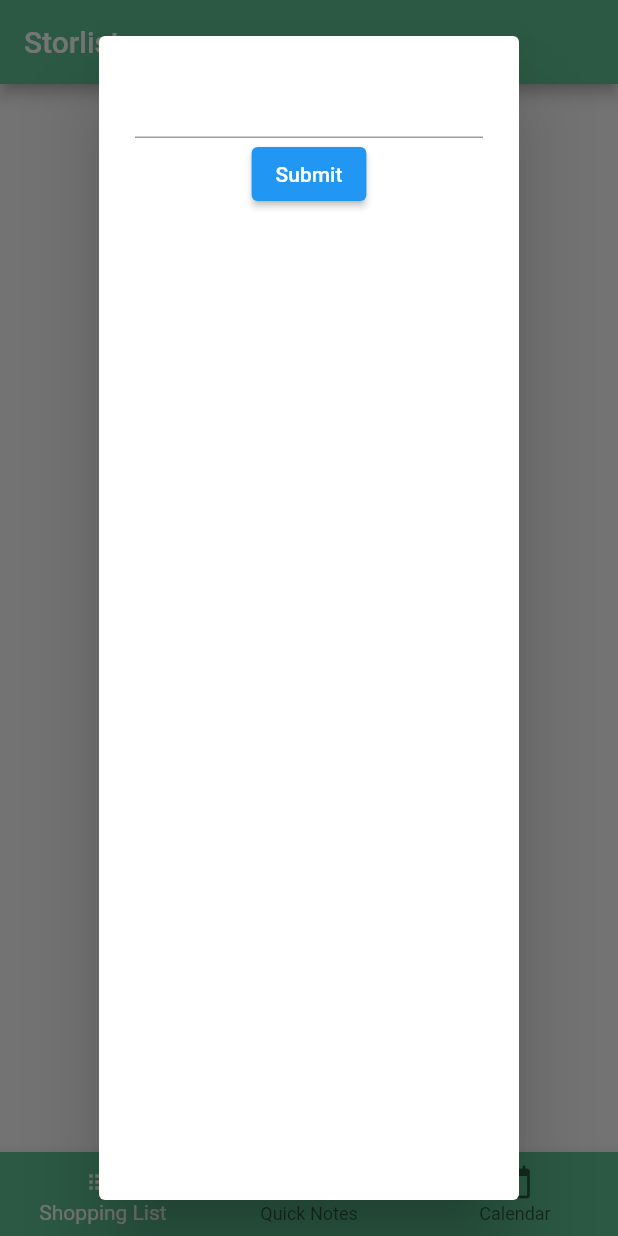
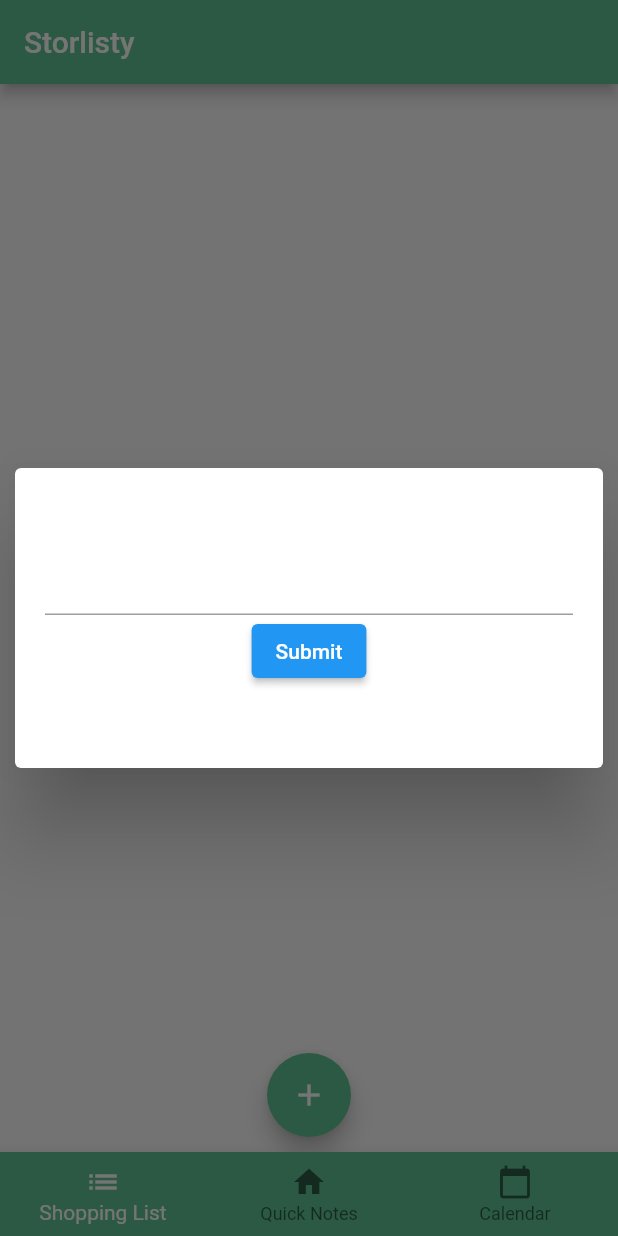
Before and after one commit to Dextavision/storlisty, a Flutter app: the screen it shows after launch, after a tap on the "add" icon, on a phone screen of 412 x 824 dp. Run offline on Flutter 3.47's test engine with Material 2 defaults, Android fonts, the phone set to English and light mode, and no system bars.

Commit message:
added padding to the dialog form and started with data flow

```diff
--- a/lib/views/shoppingList/shopping_list_home.dart
+++ b/lib/views/shoppingList/shopping_list_home.dart
@@ -29,6 +29,8 @@ class _ShoppingListHomeState extends State<ShoppingListHome> {
         //     itemBuilder: (context, index) => this.buildRow(index)),
       body: Align(
         alignment: Alignment.bottomCenter,
+        child: Padding(
+          padding: const EdgeInsets.fromLTRB(0, 0, 0, 10),
           child: FloatingActionButton(
             child: Icon(Icons.add),
             tooltip: 'Add a new Shopping List',
@@ -37,15 +39,18 @@ class _ShoppingListHomeState extends State<ShoppingListHome> {
               showDialog(
                 context: context,
                 builder: (BuildContext context) {
-                return AlertDialog(
-                  content: Stack(
-                    children: [
-                      CreateShoppingItemForm()
-                    ],
-                  ),
+                  return Dialog(
+                    insetPadding: EdgeInsets.all(10),
+                    child: Container(
+                      width: double.infinity,
+                      height: 200,
+                      padding: EdgeInsets.fromLTRB(20, 50, 20, 20),
+                      child: CreateShoppingItemForm()
+                    )
                   );
               });
             },
+          ),
         ),
       )
     );
```
Also changed, not shown: lib/views/shoppingList/widgets/create_shopping_item_form.dart (+6 -1 lines). Lines whose indentation alone changed are shown as unchanged.
